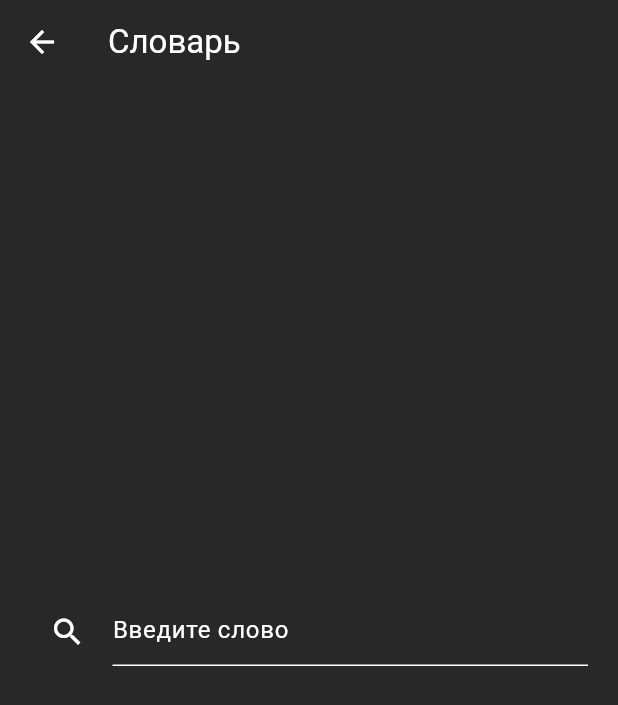
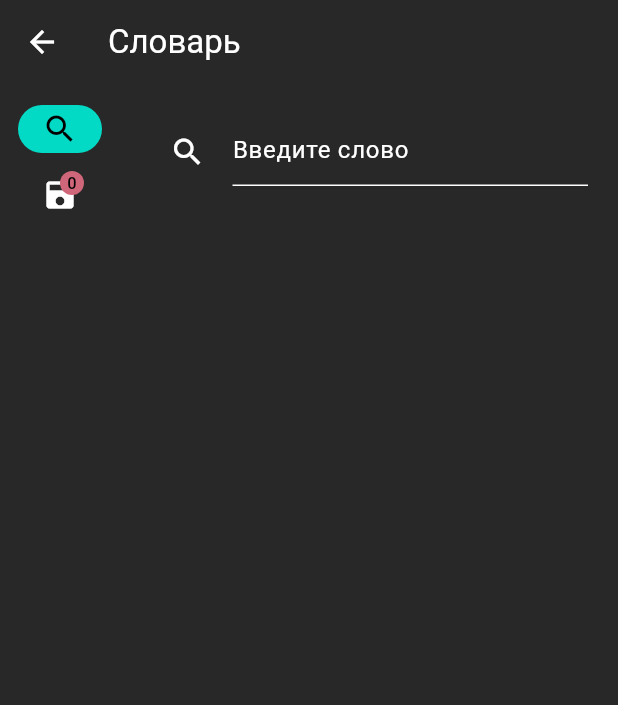
Before and after one commit to al-march/flutter_dictionary, a Flutter app: the screen it shows after launch, after a tap on "К словарю", on a phone screen of 412 x 824 dp. Shown: the top 705 px of the screen. Run offline on Flutter 3.47's test engine with Material 2 defaults, Android fonts, the phone set to English and light mode, and no system bars.

Commit message:
add saved words and tabs to dict screen

```diff
--- a/lib/components/template/center_scroll.dart
+++ /dev/null
@@ -1,22 +0,0 @@
-import 'package:flutter/material.dart';
-
-class CenterScroll extends StatelessWidget {
-  const CenterScroll({super.key, this.child, this.padding});
-
-  final Widget? child;
-  final EdgeInsetsGeometry? padding;
-
-  @override
-  Widget build(BuildContext context) {
-    return Center(
-      child: SingleChildScrollView(
-        padding: padding,
-        child: Column(
-          mainAxisAlignment: MainAxisAlignment.center,
-          crossAxisAlignment: CrossAxisAlignment.stretch,
-          children: [child ?? const SizedBox()],
-        ),
-      ),
-    );
-  }
-}
--- a/lib/screens/dictionary_screen.dart
+++ b/lib/screens/dictionary_screen.dart
@@ -1,6 +1,6 @@
 import 'dart:convert';
 
-import 'package:dictionary/components/template/center_scroll.dart';
+import 'package:dictionary/components/template/app_scroll.dart';
 import 'package:dictionary/models/dto/word_dto.dart';
 import 'package:flutter/material.dart';
 import 'package:http/http.dart' as http;
@@ -16,6 +16,58 @@ class DictionaryScreen extends StatefulWidget {
 }
 
 class _DictionaryScreenState extends State<DictionaryScreen> {
+  var tabIndex = 0;
+  List<WordDto> savedWords = [];
+
+  saveWord(WordDto word) {
+    setState(() {
+      savedWords.add(word);
+    });
+  }
+
+  @override
+  Widget build(BuildContext context) {
+    Widget tab;
+    switch (tabIndex) {
+      case 0:
+        tab = SearchTab(onSaveWord: saveWord);
+        break;
+      case 1:
+        tab = SavedWordsTab(words: savedWords);
+        break;
+      default:
+        tab = const Center(child: Text("page not found 😕"));
+    }
+
+    return Navigation(
+      onSelectTab: (index) {
+        setState(() {
+          tabIndex = index;
+        });
+      },
+      selectedIndex: tabIndex,
+      savedWordsLength: savedWords.length,
+      appBar: AppBar(
+        title: const Text('Словарь'),
+      ),
+      body: tab,
+    );
+  }
+}
+
+class SearchTab extends StatefulWidget {
+  const SearchTab({
+    super.key,
+    this.onSaveWord,
+  });
+
+  final Function(WordDto word)? onSaveWord;
+
+  @override
+  State<SearchTab> createState() => _SearchTabState();
+}
+
+class _SearchTabState extends State<SearchTab> {
   WordDto? wordDto;
 
   onSubmit(String word) async {
@@ -25,8 +77,8 @@ class _DictionaryScreenState extends State<DictionaryScreen> {
         wordDto = dto;
       });
     } catch (err) {
-      var snackBar = const SnackBar(
-        content: Text('Не удалось загрузить определения ('),
+      var snackBar = SnackBar(
+        content: Text('Не удалось загрузить определение "$word" 😕'),
       );
       ScaffoldMessenger.of(context).showSnackBar(snackBar);
     }
@@ -34,11 +86,7 @@ class _DictionaryScreenState extends State<DictionaryScreen> {
 
   @override
   Widget build(BuildContext context) {
-    return Scaffold(
-      appBar: AppBar(
-        title: const Text('Словарь'),
-      ),
-      body: CenterScroll(
+    return AppScroll(
       child: Column(
         children: [
           Container(
@@ -48,14 +96,88 @@ class _DictionaryScreenState extends State<DictionaryScreen> {
               children: [
                 SearchWord(onSubmit: onSubmit),
                 const SizedBox(height: 20),
-                  WordCard(dto: wordDto)
+                WordCard(
+                  dto: wordDto,
+                  onSave: widget.onSaveWord,
+                )
               ],
             ),
           ),
         ],
       ),
+    );
+  }
+}
+
+class SavedWordsTab extends StatelessWidget {
+  const SavedWordsTab({
+    super.key,
+    this.words = const <WordDto>[],
+  });
+
+  final List<WordDto> words;
+
+  @override
+  Widget build(BuildContext context) {
+    return AppScroll(
+      child: Column(
+        children: words.map((e) => WordCard(dto: e)).toList(),
       ),
     );
+  }
+}
+
+class Navigation extends StatelessWidget {
+  const Navigation({
+    super.key,
+    this.selectedIndex = 0,
+    this.savedWordsLength = 0,
+    this.appBar,
+    this.body,
+    this.onSelectTab,
+  });
+
+  final int savedWordsLength;
+  final int selectedIndex;
+  final PreferredSizeWidget? appBar;
+  final Widget? body;
+
+  final Function(int index)? onSelectTab;
+
+  @override
+  Widget build(BuildContext context) {
+    return LayoutBuilder(builder: (context, constraints) {
+      return Scaffold(
+        appBar: appBar,
+        body: Row(
+          children: [
+            SafeArea(
+              child: NavigationRail(
+                extended: constraints.maxWidth >= 800,
+                destinations: [
+                  const NavigationRailDestination(
+                    icon: Icon(Icons.search),
+                    label: Text('Search'),
+                  ),
+                  NavigationRailDestination(
+                    icon: Badge(
+                      label: Text(savedWordsLength.toString()),
+                      child: const Icon(Icons.save),
+                    ),
+                    label: const Text('Saved'),
+                  ),
+                ],
+                selectedIndex: selectedIndex,
+                onDestinationSelected: (value) {
+                  onSelectTab?.call(value);
+                },
+              ),
+            ),
+            Expanded(child: body ?? const SizedBox()),
+          ],
+        ),
+      );
+    });
   }
 }
 
--- a/lib/screens/start_screen.dart
+++ b/lib/screens/start_screen.dart
@@ -47,7 +47,7 @@ class StartScreen extends StatelessWidget {
                   Navigator.push(
                       context,
                       CupertinoPageRoute(
-                        builder: (context) => const DictionaryScreen(),
+                        builder: (context) => DictionaryScreen(),
                       ))
                 },
                 child: const Padding(
```
Lines whose indentation alone changed are shown as unchanged.
